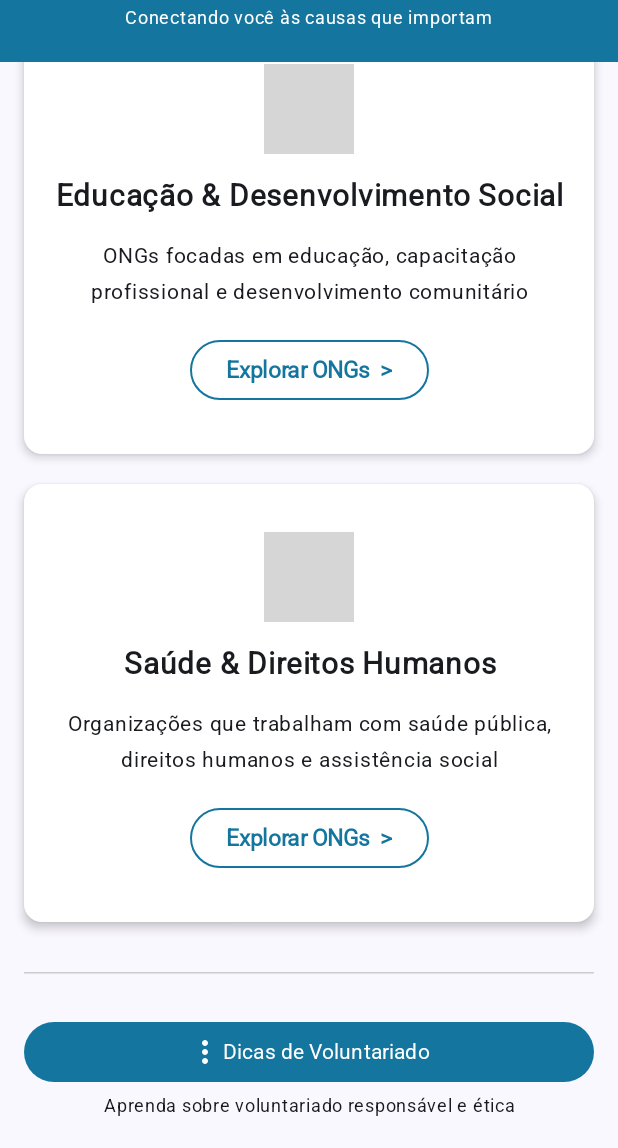
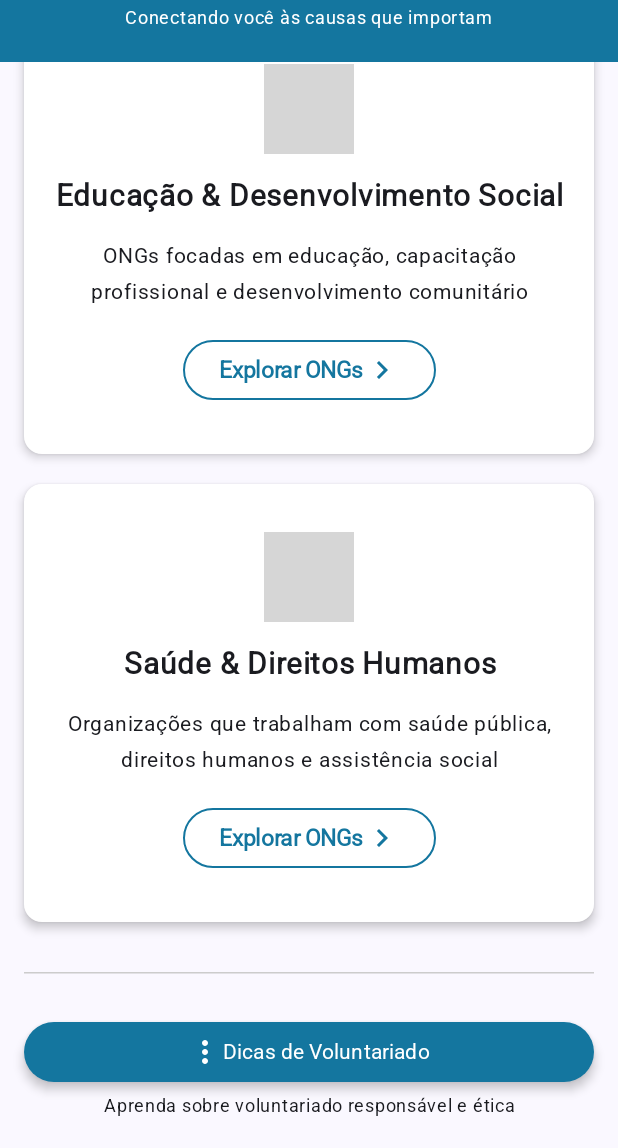
Before and after one commit to AugustoCesr/projeto-android-ong-hub-fiap, an Android app built with Jetpack Compose: the screen it shows after launch (MainActivity), scrolled down 506 dp, on a phone screen of 412 x 824 dp, the part 88-1236 px from its top. Run offline under Robolectric (Android 15) with nearby library versions, the phone set to English and light mode, and no system bars; grey boxes are pictures that could not be loaded.

Commit message:
Adiciona segunda tela

```diff
--- a/app/src/main/java/br/com/fiap/onghub/MainActivity.kt
+++ b/app/src/main/java/br/com/fiap/onghub/MainActivity.kt
@@ -19,6 +19,7 @@ class MainActivity : ComponentActivity() {
             ONGHubTheme {
                 Scaffold(modifier = Modifier.fillMaxSize()) { innerPadding ->
                     HomeScreen(modifier = Modifier.padding(innerPadding))
+//                    OrganizacoesScreen(modifier = Modifier.padding(innerPadding))
                 }
             }
         }
--- /dev/null
+++ b/app/src/main/java/br/com/fiap/onghub/components/HeaderOng.kt
@@ -0,0 +1,45 @@
+package br.com.fiap.onghub.components
+
+import androidx.compose.foundation.background
+import androidx.compose.foundation.layout.Arrangement
+import androidx.compose.foundation.layout.Column
+import androidx.compose.foundation.layout.fillMaxWidth
+import androidx.compose.foundation.layout.height
+import androidx.compose.material3.Text
+import androidx.compose.runtime.Composable
+import androidx.compose.ui.Alignment
+import androidx.compose.ui.Modifier
+import androidx.compose.ui.graphics.Color
+import androidx.compose.ui.res.colorResource
+import androidx.compose.ui.text.font.FontWeight
+import androidx.compose.ui.unit.dp
+import androidx.compose.ui.unit.sp
+import br.com.fiap.onghub.R
+import br.com.fiap.onghub.ui.theme.nunito
+import br.com.fiap.onghub.ui.theme.roboto
+
+@Composable
+fun HeaderOng() {
+    Column(
+        horizontalAlignment = Alignment.CenterHorizontally,
+        verticalArrangement = Arrangement.Center,
+        modifier = Modifier
+            .fillMaxWidth()
+            .height(100.dp)
+            .background(colorResource(id = R.color.azul_padrao))
+    ) {
+        Text(
+            text = "ONG Hub",
+            fontSize = 30.sp,
+            fontWeight = FontWeight.ExtraBold,
+            fontFamily = nunito,
+            color = Color.White
+        )
+        Text(
+            text = "Conectando você às causas que importam",
+            fontSize = 12.sp,
+            fontFamily = roboto,
+            color = Color.White
+        )
+    }
+}
--- a/app/src/main/java/br/com/fiap/onghub/components/OngCard.kt
+++ b/app/src/main/java/br/com/fiap/onghub/components/OngHomeCard.kt
@@ -9,8 +9,12 @@ import androidx.compose.foundation.layout.height
 import androidx.compose.foundation.layout.padding
 import androidx.compose.foundation.layout.size
 import androidx.compose.foundation.shape.CircleShape
+import androidx.compose.material.icons.Icons
+import androidx.compose.material.icons.filled.KeyboardArrowRight
+import androidx.compose.material3.ButtonDefaults
 import androidx.compose.material3.Card
 import androidx.compose.material3.CardDefaults
+import androidx.compose.material3.Icon
 import androidx.compose.material3.OutlinedButton
 import androidx.compose.material3.Text
 import androidx.compose.runtime.Composable
@@ -29,7 +33,7 @@ import br.com.fiap.onghub.R
 import br.com.fiap.onghub.ui.theme.roboto
 
 @Composable
-fun OngCard(
+fun OngHomeCard(
     imagem: Int,
     imagemDescricao: String,
     titulo: String,
@@ -74,14 +78,21 @@ fun OngCard(
             Spacer(modifier = Modifier.height(16.dp))
             OutlinedButton(
                 onClick = onButtonClick,
-                border = BorderStroke(1.dp, colorResource(id = R.color.azul_padrao))
+                border = BorderStroke(1.dp, colorResource(id = R.color.azul_padrao)),
+                colors = ButtonDefaults.buttonColors(
+                    containerColor = Color.White,
+                    contentColor = colorResource(id = R.color.azul_padrao)
+                )
             ) {
                 Text(
                     text = textoBotao,
                     fontSize = 15.sp,
                     fontWeight = FontWeight.Bold,
-                    fontFamily = roboto,
-                    color = colorResource(id = R.color.azul_padrao)
+                    fontFamily = roboto
+                )
+                Icon(
+                    imageVector = Icons.Default.KeyboardArrowRight,
+                    contentDescription = "Ícone de seta"
                 )
             }
         }
--- a/app/src/main/java/br/com/fiap/onghub/screens/HomeScreen.kt
+++ b/app/src/main/java/br/com/fiap/onghub/screens/HomeScreen.kt
@@ -32,15 +32,15 @@ import androidx.compose.ui.text.style.TextAlign
 import androidx.compose.ui.unit.dp
 import androidx.compose.ui.unit.sp
 import br.com.fiap.onghub.R
-import br.com.fiap.onghub.components.Header
-import br.com.fiap.onghub.components.OngCard
+import br.com.fiap.onghub.components.HeaderOng
+import br.com.fiap.onghub.components.OngHomeCard
 import br.com.fiap.onghub.ui.theme.roboto
 
 @Composable
 fun HomeScreen(modifier: Modifier = Modifier) {
     Box(modifier = modifier) {
         Column() {
-            Header()
+            HeaderOng()
             Column(modifier = Modifier
                 .verticalScroll(rememberScrollState())
                 .padding(start = 16.dp, end = 16.dp, bottom = 16.dp, top = 32.dp)
@@ -70,30 +70,30 @@ fun HomeScreen(modifier: Modifier = Modifier) {
                     textAlign = TextAlign.Center
                 )
                 Spacer(modifier = Modifier.height(16.dp))
-                OngCard(
+                OngHomeCard(
                     imagem = R.drawable.plantinha,
                     imagemDescricao = "Imagem de uma plantinha com fundo verde",
                     titulo = "Meio Ambiente & Bem-Estar Animal",
                     descricao = "Organizações dedicadas à preservação ambiental, proteção animal e sustentabilidade",
-                    textoBotao = "Explorar ONGs  >",
+                    textoBotao = "Explorar ONGs",
                     onButtonClick = {}
                 )
                 Spacer(modifier = Modifier.height(20.dp))
-                OngCard(
+                OngHomeCard(
                     imagem = R.drawable.livros,
                     imagemDescricao = "Imagem de livros com fundo azul",
                     titulo = "Educação & Desenvolvimento Social",
                     descricao = "ONGs focadas em educação, capacitação profissional e desenvolvimento comunitário",
-                    textoBotao = "Explorar ONGs  >",
+                    textoBotao = "Explorar ONGs",
                     onButtonClick = {}
                 )
                 Spacer(modifier = Modifier.height(20.dp))
-                OngCard(
+                OngHomeCard(
                     imagem = R.drawable.coracao,
                     imagemDescricao = "Imagem de um coração com fundo vermelho",
                     titulo = "Saúde & Direitos Humanos",
                     descricao = "Organizações que trabalham com saúde pública, direitos humanos e assistência social",
-                    textoBotao = "Explorar ONGs  >",
+                    textoBotao = "Explorar ONGs",
                     onButtonClick = {}
                 )
                 Spacer(modifier = Modifier.height(25.dp))
@@ -103,12 +103,14 @@ fun HomeScreen(modifier: Modifier = Modifier) {
                     color = Color.LightGray
                 )
                 Spacer(modifier = Modifier.height(20.dp))
-                Button(onClick = {}, modifier = Modifier
+                Button(onClick = {},
+                    modifier = Modifier
                     .fillMaxWidth(),
                     colors = ButtonDefaults.buttonColors(
                         containerColor = colorResource(id = R.color.azul_padrao),
                         contentColor = Color.White
-                    )
+                    ),
+                    elevation = ButtonDefaults.buttonElevation(4.dp)
                 ) {
                     Icon(imageVector = Icons.Default.MoreVert, contentDescription = "Três pontos vertical")
                     Text(
--- /dev/null
+++ b/app/src/main/java/br/com/fiap/onghub/viewmodel/OrganizacoesScreenViewModel.kt
@@ -0,0 +1,4 @@
+package br.com.fiap.onghub.viewmodel
+
+class OrganizacoesScreenViewModel {
+}
--- /dev/null
+++ b/app/src/main/res/drawable/outline_check_box_azul.xml
@@ -0,0 +1,5 @@
+<vector xmlns:android="http://schemas.android.com/apk/res/android" android:height="24dp" android:tint="#14769F" android:viewportHeight="960" android:viewportWidth="960" android:width="24dp">
+
+    <path android:fillColor="@android:color/white" android:pathData="M424,648L706,366L650,310L424,536L310,422L254,478L424,648ZM200,840Q167,840 143.5,816.5Q120,793 120,760L120,200Q120,167 143.5,143.5Q167,120 200,120L760,120Q793,120 816.5,143.5Q840,167 840,200L840,760Q840,793 816.5,816.5Q793,840 760,840L200,840ZM200,760L760,760Q760,760 760,760Q760,760 760,760L760,200Q760,200 760,200Q760,200 760,200L200,200Q200,200 200,200Q200,200 200,200L200,760Q200,760 200,760Q200,760 200,760ZM200,200L200,200Q200,200 200,200Q200,200 200,200L200,760Q200,760 200,760Q200,760 200,760L200,760Q200,760 200,760Q200,760 200,760L200,200Q200,200 200,200Q200,200 200,200Z"/>
+
+</vector>
```
Also changed, not shown: app/src/main/java/br/com/fiap/onghub/components/Header.kt (+29 -14 lines), app/src/main/java/br/com/fiap/onghub/components/OrganizacaoCard.kt (added, +110 -0 lines), app/src/main/java/br/com/fiap/onghub/components/TipoOngCard.kt (added, +78 -0 lines), app/src/main/java/br/com/fiap/onghub/screens/OrganizacoesScreen.kt (added, +93 -0 lines), app/src/main/res/drawable/projeto_tamar.png (added), app/src/main/res/drawable/sos_mata_atlantica.jpg (added), app/src/main/res/drawable/uipa.png (added), 4 other files.
